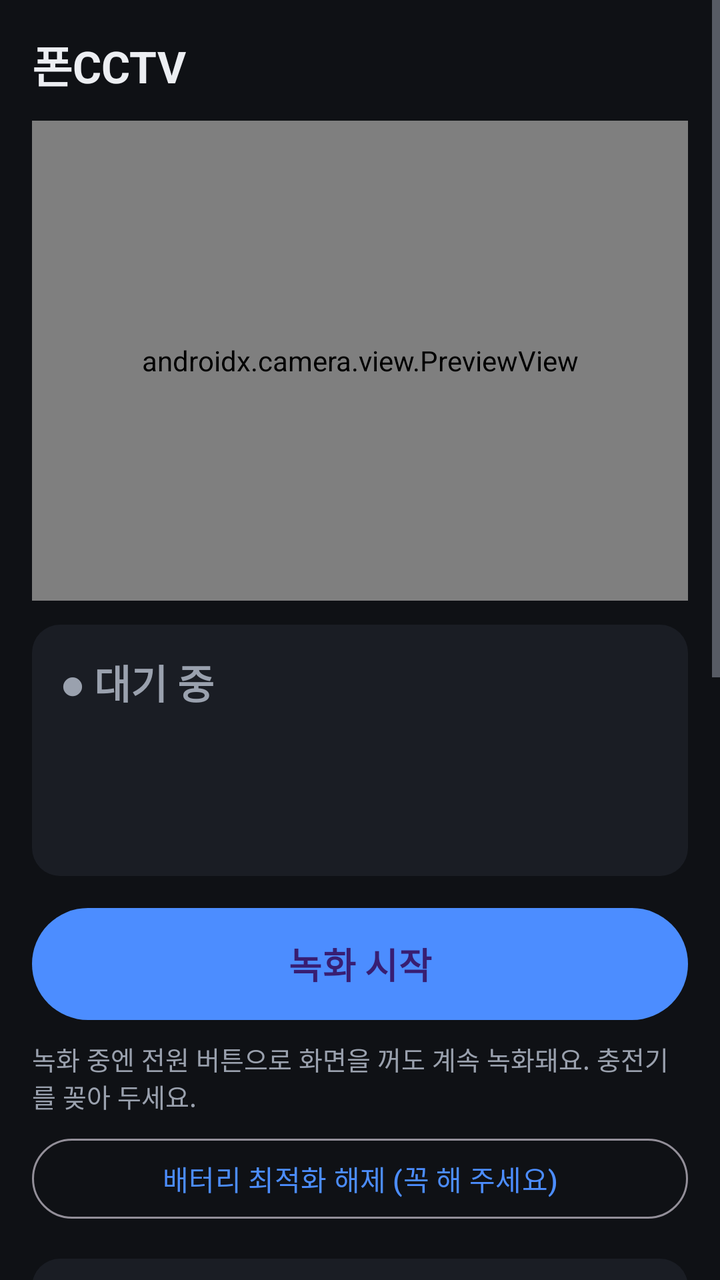
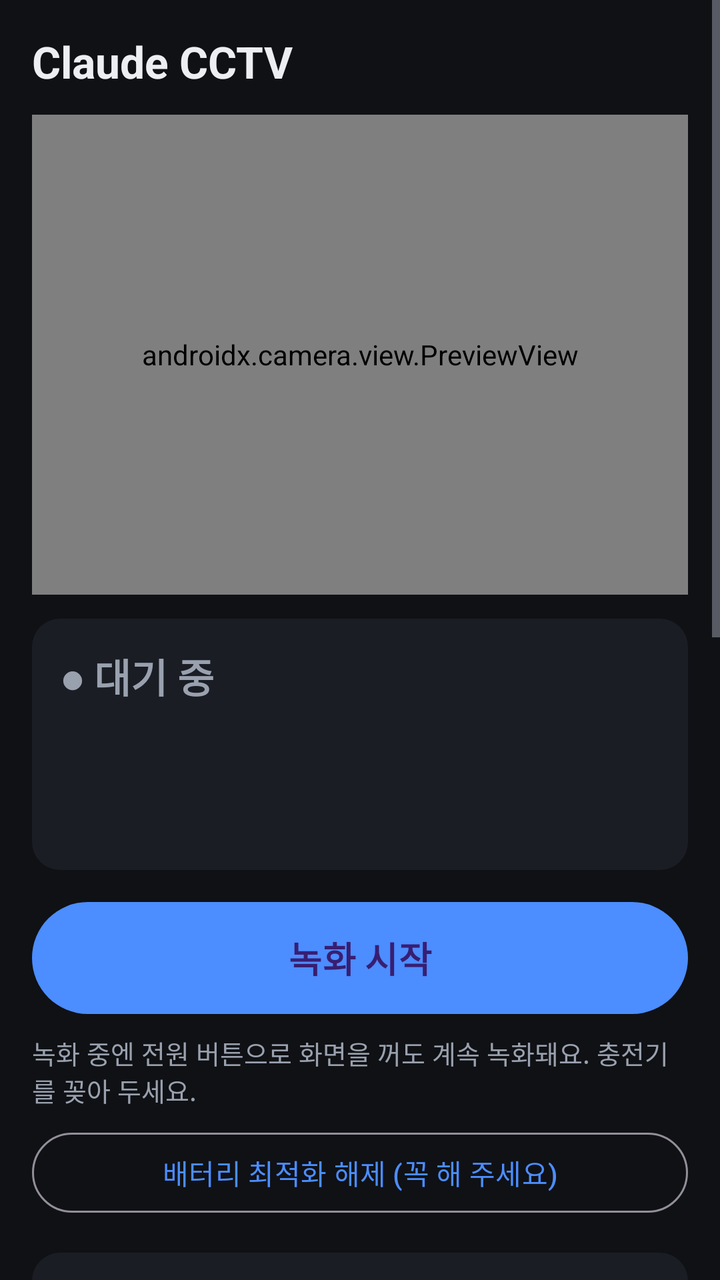

Compare the two renders of this Android layout. The source of the first and the diff that turns it into the second are given below.
<!-- AndroidManifest.xml: application theme Theme.CCTV -->
<!-- res/layout/activity_main.xml -->
<?xml version="1.0" encoding="utf-8"?>
<ScrollView xmlns:android="http://schemas.android.com/apk/res/android"
    android:layout_width="match_parent"
    android:layout_height="match_parent"
    android:fillViewport="true">

    <LinearLayout
        android:layout_width="match_parent"
        android:layout_height="wrap_content"
        android:orientation="vertical"
        android:padding="16dp">

        <TextView
            android:layout_width="wrap_content"
            android:layout_height="wrap_content"
            android:text="@string/app_name"
            android:textColor="@color/text"
            android:textSize="22sp"
            android:textStyle="bold" />

        
        <FrameLayout
            android:layout_width="match_parent"
            android:layout_height="240dp"
            android:layout_marginTop="12dp"
            android:background="@drawable/card">

            <androidx.camera.view.PreviewView
                android:id="@+id/preview"
                android:layout_width="match_parent"
                android:layout_height="match_parent" />

            <TextView
                android:id="@+id/previewMsg"
                android:layout_width="match_parent"
                android:layout_height="match_parent"
                android:gravity="center"
                android:padding="16dp"
                android:text="녹화 중에는 미리보기가 꺼져요\n(녹화는 계속되고 있어요)"
                android:textColor="@color/sub"
                android:textSize="15sp"
                android:visibility="gone" />
        </FrameLayout>

        
        <LinearLayout
            android:layout_width="match_parent"
            android:layout_height="wrap_content"
            android:layout_marginTop="12dp"
            android:background="@drawable/card"
            android:orientation="vertical"
            android:padding="14dp">

            <TextView
                android:id="@+id/status"
                android:layout_width="wrap_content"
                android:layout_height="wrap_content"
                android:text="● 대기 중"
                android:textColor="@color/sub"
                android:textSize="20sp"
                android:textStyle="bold" />

            <TextView
                android:id="@+id/detail"
                android:layout_width="wrap_content"
                android:layout_height="wrap_content"
                android:layout_marginTop="4dp"
                android:textColor="@color/text"
                android:textSize="14sp" />

            <TextView
                android:id="@+id/storageInfo"
                android:layout_width="wrap_content"
                android:layout_height="wrap_content"
                android:layout_marginTop="8dp"
                android:textColor="@color/sub"
                android:textSize="13sp" />

            <TextView
                android:id="@+id/batteryInfo"
                android:layout_width="wrap_content"
                android:layout_height="wrap_content"
                android:layout_marginTop="2dp"
                android:textColor="@color/sub"
                android:textSize="13sp" />
        </LinearLayout>

        <com.google.android.material.button.MaterialButton
            android:id="@+id/btnStart"
            android:layout_width="match_parent"
            android:layout_height="64dp"
            android:layout_marginTop="12dp"
            android:text="녹화 시작"
            android:textSize="18sp"
            android:textStyle="bold" />

        <TextView
            android:layout_width="match_parent"
            android:layout_height="wrap_content"
            android:layout_marginTop="6dp"
            android:text="녹화 중엔 전원 버튼으로 화면을 꺼도 계속 녹화돼요. 충전기를 꽂아 두세요."
            android:textColor="@color/sub"
            android:textSize="13sp" />

        <com.google.android.material.button.MaterialButton
            android:id="@+id/btnBattery"
            style="@style/Widget.Material3.Button.OutlinedButton"
            android:layout_width="match_parent"
            android:layout_height="wrap_content"
            android:layout_marginTop="8dp"
            android:text="배터리 최적화 해제 (꼭 해 주세요)" />

        
        <LinearLayout
            android:id="@+id/settingsBox"
            android:layout_width="match_parent"
            android:layout_height="wrap_content"
            android:layout_marginTop="16dp"
            android:background="@drawable/card"
            android:orientation="vertical"
            android:padding="14dp">

            <TextView
                android:layout_width="wrap_content"
                android:layout_height="wrap_content"
                android:text="설정"
                android:textColor="@color/text"
                android:textSize="16sp"
                android:textStyle="bold" />

            <TextView style="@style/Label" android:text="파일 나누는 크기 (이 용량이 차면 저장 후 새 파일)" />
            <Spinner android:id="@+id/spSegment" style="@style/Field" />

            <TextView style="@style/Label" android:text="화질" />
            <Spinner android:id="@+id/spQuality" style="@style/Field" />

            <TextView style="@style/Label" android:text="카메라" />
            <Spinner android:id="@+id/spCamera" style="@style/Field" />

            <TextView style="@style/Label" android:text="최대 저장 용량 (넘으면 오래된 영상부터 삭제)" />
            <Spinner android:id="@+id/spMax" style="@style/Field" />

            <TextView
                android:id="@+id/estimate"
                android:layout_width="wrap_content"
                android:layout_height="wrap_content"
                android:layout_marginTop="4dp"
                android:textColor="@color/sub"
                android:textSize="13sp" />

            <com.google.android.material.materialswitch.MaterialSwitch
                android:id="@+id/swFps"
                android:layout_width="match_parent"
                android:layout_height="wrap_content"
                android:layout_marginTop="8dp"
                android:text="빠른 움직임 우선 (30fps 고정)"
                android:textColor="@color/text" />

            <TextView
                android:layout_width="match_parent"
                android:layout_height="wrap_content"
                android:text="켜면 어두울 때도 프레임이 떨어지지 않아 잔상이 적어요. 대신 밤엔 화면이 더 어두울 수 있어요."
                android:textColor="@color/sub"
                android:textSize="12sp" />

            <com.google.android.material.materialswitch.MaterialSwitch
                android:id="@+id/swAudio"
                android:layout_width="match_parent"
                android:layout_height="wrap_content"
                android:layout_marginTop="8dp"
                android:text="소리도 녹음"
                android:textColor="@color/text" />

            <TextView
                android:layout_width="match_parent"
                android:layout_height="wrap_content"
                android:layout_marginTop="8dp"
                android:text="영상은 갤러리의 Movies/CCTV 폴더에 저장돼요."
                android:textColor="@color/sub"
                android:textSize="13sp" />
        </LinearLayout>
    </LinearLayout>
</ScrollView>
<!-- resources referenced by this layout -->
<resources>
  <color name="sub">#9AA1AE</color>
  <color name="text">#ECEEF2</color>
  <!-- drawable card (drawable) -->
  <shape xmlns:android="http://schemas.android.com/apk/res/android">
      <solid android:color="@color/card" />
      <corners android:radius="14dp" />
  </shape>
  <string name="app_name">폰CCTV</string>
  <style name="Field">
          <item name="android:layout_width">match_parent</item>
          <item name="android:layout_height">48dp</item>
      </style>
  <style name="Label">
          <item name="android:layout_width">wrap_content</item>
          <item name="android:layout_height">wrap_content</item>
          <item name="android:layout_marginTop">12dp</item>
          <item name="android:textColor">@color/sub</item>
          <item name="android:textSize">13sp</item>
      </style>
  <style name="Theme.CCTV" parent="Theme.Material3.Dark.NoActionBar">
          <item name="android:windowBackground">@color/bg</item>
          <item name="android:statusBarColor">@color/bg</item>
          <item name="android:navigationBarColor">@color/bg</item>
          <item name="colorPrimary">@color/accent</item>
          <item name="android:textColorPrimary">@color/text</item>
          <item name="android:textColorSecondary">@color/sub</item>
      </style>
  <color name="card">#1A1D24</color>
  <color name="bg">#0F1115</color>
  <color name="accent">#4C8DFF</color>
</resources>

<!-- the commit's change to res/layout/activity_main.xml (unified diff, before → after) -->
@@ -134,6 +134,9 @@
             <TextView style="@style/Label" android:text="화질" />
             <Spinner android:id="@+id/spQuality" style="@style/Field" />
 
+            <TextView style="@style/Label" android:text="코덱" />
+            <Spinner android:id="@+id/spCodec" style="@style/Field" />
+
             <TextView style="@style/Label" android:text="카메라" />
             <Spinner android:id="@+id/spCamera" style="@style/Field" />
 
<!-- resource entries referenced after the edit -->
@@ -7,7 +7,7 @@
       <solid android:color="@color/card" />
       <corners android:radius="14dp" />
   </shape>
-  <string name="app_name">폰CCTV</string>
+  <string name="app_name">Claude CCTV</string>
   <style name="Field">
           <item name="android:layout_width">match_parent</item>
           <item name="android:layout_height">48dp</item>
